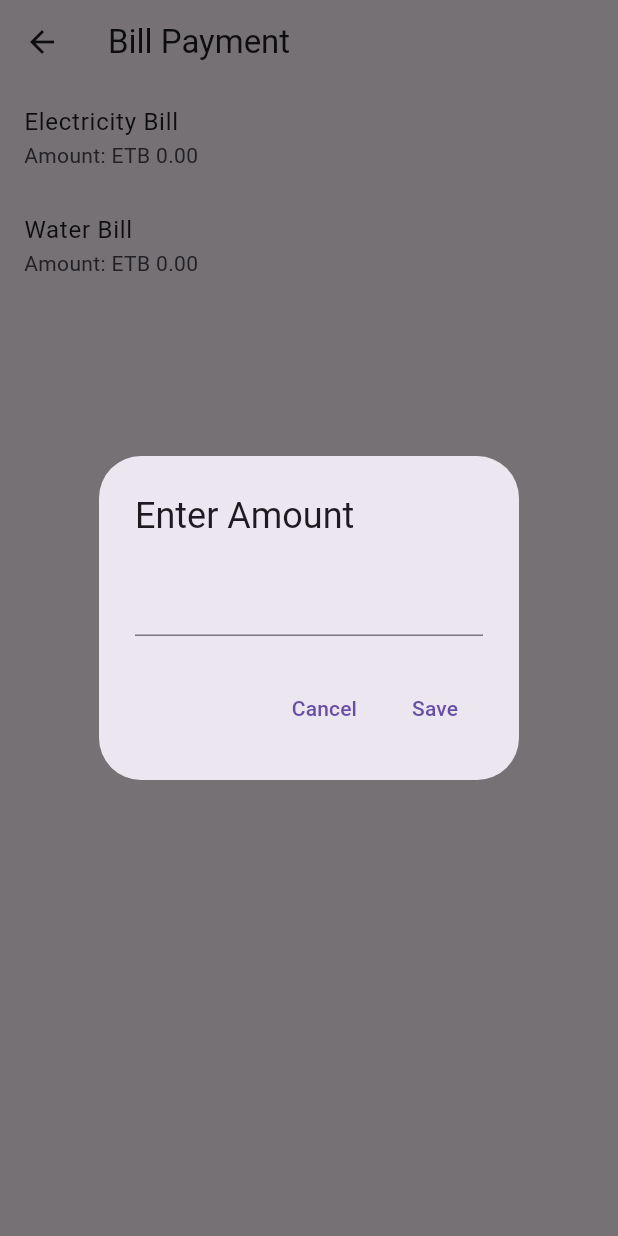
After one commit to BiniTobi/ethiopay, a Flutter app: the HomeScreen screen opened directly, after a tap on "Electricity Bill", on a phone screen of 412 x 824 dp. The commit adds this screen. Run offline on Flutter 3.47's test engine with Material 3 defaults, Android fonts, the phone set to English and light mode, and no system bars; our stand-ins replace firebase_auth, firebase_core, hive, hive_flutter, smooth_page_indicator, syncfusion_flutter_charts; missing offline and left inert: auth; accounts and stored records are empty; network calls fail.

Commit message:
adding the api payment codes and screen

```diff
--- /dev/null
+++ b/lib/Screens/home_screen.dart
@@ -0,0 +1,93 @@
+import 'package:flutter/material.dart';
+import 'package:ethiopay/models/bill.dart';
+import 'package:ethiopay/Screens/payment_screen.dart';
+
+class HomeScreen extends StatefulWidget {
+  @override
+  _HomeScreenState createState() => _HomeScreenState();
+}
+
+class _HomeScreenState extends State<HomeScreen> {
+  List<Bill> bills = [];
+
+  @override
+  void initState() {
+    super.initState();
+    // Initialize bills with default values
+    bills = [
+      Bill(
+        id: 1,
+        title: 'Electricity Bill',
+        amount: 0.0,
+        dueDate: DateTime.now().add(Duration(days: 7)),
+      ),
+      Bill(
+        id: 2,
+        title: 'Water Bill',
+        amount: 0.0,
+        dueDate: DateTime.now().add(Duration(days: 5)),
+      ),
+    ];
+  }
+
+  @override
+  Widget build(BuildContext context) {
+    return Scaffold(
+      appBar: AppBar(
+        title: Text('Bill Payment'),
+      ),
+      body: ListView.builder(
+        itemCount: bills.length,
+        itemBuilder: (context, index) {
+          final bill = bills[index];
+          return ListTile(
+            title: Text(bill.title),
+            subtitle: Text('Amount: ETB ${bill.amount.toStringAsFixed(2)}'),
+            onTap: () async {
+              final double? enteredAmount = await showDialog(
+                context: context,
+                builder: (BuildContext context) {
+                  double? amount;
+                  return AlertDialog(
+                    title: Text('Enter Amount'),
+                    content: TextField(
+                      keyboardType: TextInputType.number,
+                      onChanged: (value) {
+                        amount = double.tryParse(value);
+                      },
+                    ),
+                    actions: <Widget>[
+                      TextButton(
+                        child: Text('Cancel'),
+                        onPressed: () {
+                          Navigator.of(context).pop();
+                        },
+                      ),
+                      TextButton(
+                        child: Text('Save'),
+                        onPressed: () {
+                          Navigator.of(context).pop(amount);
+                        },
+                      ),
+                    ],
+                  );
+                },
+              );
+              if (enteredAmount != null) {
+                setState(() {
+                  bill.amount = enteredAmount;
+                });
+                Navigator.push(
+                  context,
+                  MaterialPageRoute(
+                    builder: (context) => PaymentScreen(bill: bill),
+                  ),
+                );
+              }
+            },
+          );
+        },
+      ),
+    );
+  }
+}
--- /dev/null
+++ b/lib/models/bill.dart
@@ -0,0 +1,13 @@
+class Bill {
+  final int id;
+  final String title;
+  double amount;
+  final DateTime dueDate;
+
+  Bill({
+    required this.id,
+    required this.title,
+    required this.amount,
+    required this.dueDate,
+  });
+}
--- /dev/null
+++ b/lib/services/api_client.dart
@@ -0,0 +1,20 @@
+import 'package:http/http.dart' as http;
+
+class APIClient {
+  static final String baseURL = 'https://your-api.com';
+
+  Future<void> makePayment(double amount) async {
+    // Make API call to process payment
+    final response = await http.post(Uri.parse('$baseURL/payments'), body: {
+      'amount': amount.toString(),
+    });
+
+    if (response.statusCode == 200) {
+      // Payment success
+      print('Payment successful');
+    } else {
+      // Payment failure
+      print('Payment failed');
+    }
+  }
+}
--- a/pubspec.yaml
+++ b/pubspec.yaml
@@ -47,6 +47,8 @@ dependencies:
   hive: ^2.2.3
   hive_flutter: ^1.1.0
   intl: ^0.17.0
+  http: ^0.13.4
+  path_provider: ^2.0.2
 
 dev_dependencies:
   flutter_test:
```
Also changed, not shown: lib/Screens/payment_screen.dart (added, +59 -0 lines), lib/Screens/receipt_screen.dart (added, +60 -0 lines), lib/models/receipt.dart (added, +13 -0 lines), lib/pages/login_page.dart (+11 -11 lines), lib/pages/register_page.dart (+11 -11 lines), lib/utils/file_utils.dart (added, +13 -0 lines), lib/widgets/bottomnavigationbar.dart (+7 -7 lines), images/Education.png, images/Transfer.png, images/Transportation.png, images/food.png, pubspec.lock.
